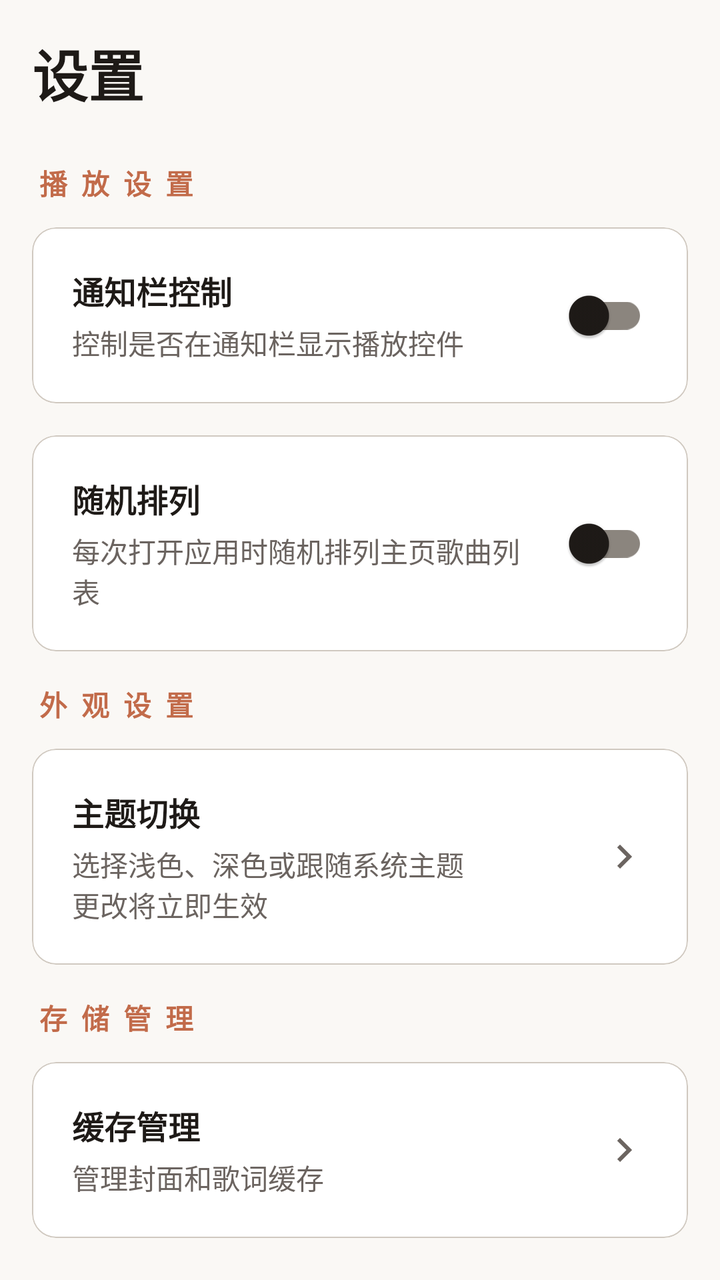
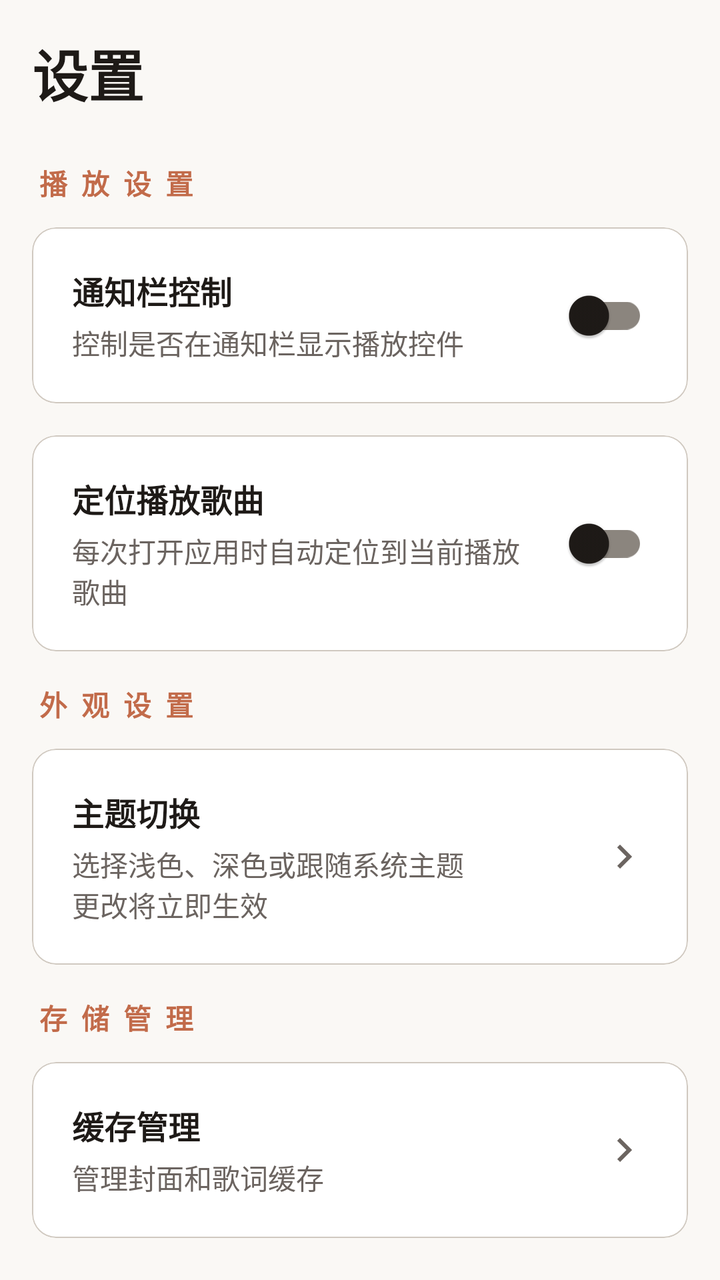

Screens rendered from an Android XML layout before and after an edit, with the pre-edit source and the edit as a unified diff.
<!-- AndroidManifest.xml: application theme Theme.HpuMusicPlayer -->
<!-- res/layout/fragment_settings.xml -->
<?xml version="1.0" encoding="utf-8"?>
<androidx.coordinatorlayout.widget.CoordinatorLayout xmlns:android="http://schemas.android.com/apk/res/android"
    xmlns:app="http://schemas.android.com/apk/res-auto"
    android:layout_width="match_parent"
    android:layout_height="match_parent"
    android:background="?android:attr/colorBackground">

    <androidx.core.widget.NestedScrollView
        android:layout_width="match_parent"
        android:layout_height="match_parent">

        <LinearLayout
            android:layout_width="match_parent"
            android:layout_height="wrap_content"
            android:orientation="vertical"
            android:padding="16dp">

            
            <TextView
                android:layout_width="match_parent"
                android:layout_height="wrap_content"
                android:layout_marginBottom="24dp"
                android:text="设置"
                android:textColor="?attr/colorOnBackground"
                android:textSize="28sp"
                android:textStyle="bold" />

            
            <TextView
                android:layout_width="match_parent"
                android:layout_height="wrap_content"
                android:layout_marginBottom="12dp"
                android:text="播放设置"
                android:textColor="?attr/colorPrimary"
                android:textSize="14sp"
                android:textStyle="bold"
                android:letterSpacing="0.5" />

            
            <com.google.android.material.card.MaterialCardView
                android:layout_width="match_parent"
                android:layout_height="wrap_content"
                android:layout_marginBottom="16dp"
                app:cardBackgroundColor="?attr/colorSurface"
                app:cardCornerRadius="12dp"
                app:cardElevation="0dp"
                app:strokeWidth="0.5dp"
                app:strokeColor="?attr/colorOutlineVariant">

                <LinearLayout
                    android:layout_width="match_parent"
                    android:layout_height="wrap_content"
                    android:orientation="horizontal"
                    android:padding="20dp"
                    android:gravity="center_vertical">

                    <LinearLayout
                        android:layout_width="0dp"
                        android:layout_height="wrap_content"
                        android:layout_weight="1"
                        android:orientation="vertical">

                        <TextView
                            android:layout_width="match_parent"
                            android:layout_height="wrap_content"
                            android:text="@string/notification_control"
                            android:textColor="?attr/colorOnSurface"
                            android:textSize="16sp"
                            android:textStyle="bold" />

                        <TextView
                            android:layout_width="match_parent"
                            android:layout_height="wrap_content"
                            android:layout_marginTop="4dp"
                            android:text="控制是否在通知栏显示播放控件"
                            android:textColor="?attr/colorOnSurfaceVariant"
                            android:textSize="14sp" />

                    </LinearLayout>

                    <com.google.android.material.switchmaterial.SwitchMaterial
                        android:id="@+id/switchNotificationControl"
                        android:layout_width="wrap_content"
                        android:layout_height="wrap_content"
                        android:layout_marginStart="16dp" />

                </LinearLayout>

            </com.google.android.material.card.MaterialCardView>

            
            <com.google.android.material.card.MaterialCardView
                android:layout_width="match_parent"
                android:layout_height="wrap_content"
                android:layout_marginBottom="16dp"
                app:cardBackgroundColor="?attr/colorSurface"
                app:cardCornerRadius="12dp"
                app:cardElevation="0dp"
                app:strokeWidth="0.5dp"
                app:strokeColor="?attr/colorOutlineVariant">

                <LinearLayout
                    android:layout_width="match_parent"
                    android:layout_height="wrap_content"
                    android:orientation="horizontal"
                    android:padding="20dp"
                    android:gravity="center_vertical">

                    <LinearLayout
                        android:layout_width="0dp"
                        android:layout_height="wrap_content"
                        android:layout_weight="1"
                        android:orientation="vertical">

                        <TextView
                            android:layout_width="match_parent"
                            android:layout_height="wrap_content"
                            android:text="随机排列"
                            android:textColor="?attr/colorOnSurface"
                            android:textSize="16sp"
                            android:textStyle="bold" />

                        <TextView
                            android:layout_width="match_parent"
                            android:layout_height="wrap_content"
                            android:layout_marginTop="4dp"
                            android:text="每次打开应用时随机排列主页歌曲列表"
                            android:textColor="?attr/colorOnSurfaceVariant"
                            android:textSize="14sp" />

                    </LinearLayout>

                    <com.google.android.material.switchmaterial.SwitchMaterial
                        android:id="@+id/switchShuffleOnStart"
                        android:layout_width="wrap_content"
                        android:layout_height="wrap_content"
                        android:layout_marginStart="16dp" />

                </LinearLayout>

            </com.google.android.material.card.MaterialCardView>

            
            <TextView
                android:layout_width="match_parent"
                android:layout_height="wrap_content"
                android:layout_marginBottom="12dp"
                android:text="外观设置"
                android:textColor="?attr/colorPrimary"
                android:textSize="14sp"
                android:textStyle="bold"
                android:letterSpacing="0.5" />

            
            <com.google.android.material.card.MaterialCardView
                android:layout_width="match_parent"
                android:layout_height="wrap_content"
                android:layout_marginBottom="16dp"
                app:cardBackgroundColor="?attr/colorSurface"
                app:cardCornerRadius="12dp"
                app:cardElevation="0dp"
                app:strokeWidth="0.5dp"
                app:strokeColor="?attr/colorOutlineVariant">

                <LinearLayout
                    android:id="@+id/layoutThemeSwitch"
                    android:layout_width="match_parent"
                    android:layout_height="wrap_content"
                    android:orientation="horizontal"
                    android:padding="20dp"
                    android:gravity="center_vertical"
                    android:background="?attr/selectableItemBackground"
                    android:clickable="true"
                    android:focusable="true">

                    <LinearLayout
                        android:layout_width="0dp"
                        android:layout_height="wrap_content"
                        android:layout_weight="1"
                        android:orientation="vertical">

                        <TextView
                            android:id="@+id/tvThemeSwitch"
                            android:layout_width="match_parent"
                            android:layout_height="wrap_content"
                            android:text="@string/theme_switch"
                            android:textColor="?attr/colorOnSurface"
                            android:textSize="16sp"
                            android:textStyle="bold" />

                        <TextView
                            android:layout_width="match_parent"
                            android:layout_height="wrap_content"
                            android:layout_marginTop="4dp"
                            android:text="选择浅色、深色或跟随系统主题\n更改将立即生效"
                            android:textColor="?attr/colorOnSurfaceVariant"
                            android:textSize="14sp" />

                    </LinearLayout>

                    <ImageView
                        android:layout_width="24dp"
                        android:layout_height="24dp"
                        android:layout_marginStart="16dp"
                        android:src="@drawable/ic_chevron_right"
                        app:tint="?attr/colorOnSurfaceVariant" />

                </LinearLayout>

            </com.google.android.material.card.MaterialCardView>

            
            <TextView
                android:layout_width="match_parent"
                android:layout_height="wrap_content"
                android:layout_marginBottom="12dp"
                android:text="存储管理"
                android:textColor="?attr/colorPrimary"
                android:textSize="14sp"
                android:textStyle="bold"
                android:letterSpacing="0.5" />

            
            <com.google.android.material.card.MaterialCardView
                android:layout_width="match_parent"
                android:layout_height="wrap_content"
                android:layout_marginBottom="16dp"
                app:cardBackgroundColor="?attr/colorSurface"
                app:cardCornerRadius="12dp"
                app:cardElevation="0dp"
                app:strokeWidth="0.5dp"
                app:strokeColor="?attr/colorOutlineVariant">

                <LinearLayout
                    android:id="@+id/layoutCacheManagement"
                    android:layout_width="match_parent"
                    android:layout_height="wrap_content"
                    android:orientation="horizontal"
                    android:padding="20dp"
                    android:gravity="center_vertical"
                    android:background="?attr/selectableItemBackground"
                    android:clickable="true"
                    android:focusable="true">

                    <LinearLayout
                        android:layout_width="0dp"
                        android:layout_height="wrap_content"
                        android:layout_weight="1"
                        android:orientation="vertical">

                        <TextView
                            android:id="@+id/tvCacheManagement"
                            android:layout_width="match_parent"
                            android:layout_height="wrap_content"
                            android:text="@string/cache_management"
                            android:textColor="?attr/colorOnSurface"
                            android:textSize="16sp"
                            android:textStyle="bold" />

                        <TextView
                            android:layout_width="match_parent"
                            android:layout_height="wrap_content"
                            android:layout_marginTop="4dp"
                            android:text="管理封面和歌词缓存"
                            android:textColor="?attr/colorOnSurfaceVariant"
                            android:textSize="14sp" />

                    </LinearLayout>

                    <ImageView
                        android:layout_width="24dp"
                        android:layout_height="24dp"
                        android:layout_marginStart="16dp"
                        android:src="@drawable/ic_chevron_right"
                        app:tint="?attr/colorOnSurfaceVariant" />

                </LinearLayout>

            </com.google.android.material.card.MaterialCardView>

            
            <TextView
                android:layout_width="match_parent"
                android:layout_height="wrap_content"
                android:layout_marginBottom="12dp"
                android:layout_marginTop="8dp"
                android:text="关于应用"
                android:textColor="?attr/colorPrimary"
                android:textSize="14sp"
                android:textStyle="bold"
                android:letterSpacing="0.5" />

            
            <com.google.android.material.card.MaterialCardView
                android:layout_width="match_parent"
                android:layout_height="wrap_content"
                android:layout_marginBottom="16dp"
                app:cardBackgroundColor="?attr/colorSurface"
                app:cardCornerRadius="12dp"
                app:cardElevation="0dp"
                app:strokeWidth="0.5dp"
                app:strokeColor="?attr/colorOutlineVariant">

                <LinearLayout
                    android:id="@+id/layoutHelp"
                    android:layout_width="match_parent"
                    android:layout_height="wrap_content"
                    android:orientation="horizontal"
                    android:padding="20dp"
                    android:gravity="center_vertical"
                    android:background="?attr/selectableItemBackground"
                    android:clickable="true"
                    android:focusable="true">

                    <LinearLayout
                        android:layout_width="0dp"
                        android:layout_height="wrap_content"
                        android:layout_weight="1"
                        android:orientation="vertical">

                        <TextView
                            android:id="@+id/tvHelp"
                            android:layout_width="match_parent"
                            android:layout_height="wrap_content"
                            android:text="@string/help"
                            android:textColor="?attr/colorOnSurface"
                            android:textSize="16sp"
                            android:textStyle="bold" />

                        <TextView
                            android:layout_width="match_parent"
                            android:layout_height="wrap_content"
                            android:layout_marginTop="4dp"
                            android:text="查看使用帮助和常见问题"
                            android:textColor="?attr/colorOnSurfaceVariant"
                            android:textSize="14sp" />

                    </LinearLayout>

                    <ImageView
                        android:layout_width="24dp"
                        android:layout_height="24dp"
                        android:layout_marginStart="16dp"
                        android:src="@drawable/ic_chevron_right"
                        app:tint="?attr/colorOnSurfaceVariant" />

                </LinearLayout>

            </com.google.android.material.card.MaterialCardView>

            
            <com.google.android.material.card.MaterialCardView
                android:layout_width="match_parent"
                android:layout_height="wrap_content"
                android:layout_marginBottom="16dp"
                app:cardBackgroundColor="?attr/colorSurface"
                app:cardCornerRadius="12dp"
                app:cardElevation="0dp"
                app:strokeWidth="0.5dp"
                app:strokeColor="?attr/colorOutlineVariant">

                <LinearLayout
                    android:id="@+id/layoutAbout"
                    android:layout_width="match_parent"
                    android:layout_height="wrap_content"
                    android:orientation="horizontal"
                    android:padding="20dp"
                    android:gravity="center_vertical"
                    android:background="?attr/selectableItemBackground"
                    android:clickable="true"
                    android:focusable="true">

                    <LinearLayout
                        android:layout_width="0dp"
                        android:layout_height="wrap_content"
                        android:layout_weight="1"
                        android:orientation="vertical">

                        <TextView
                            android:id="@+id/tvAbout"
                            android:layout_width="match_parent"
                            android:layout_height="wrap_content"
                            android:text="@string/about"
                            android:textColor="?attr/colorOnSurface"
                            android:textSize="16sp"
                            android:textStyle="bold" />

                        <TextView
                            android:layout_width="match_parent"
                            android:layout_height="wrap_content"
                            android:layout_marginTop="4dp"
                            android:text="应用信息和版本详情"
                            android:textColor="?attr/colorOnSurfaceVariant"
                            android:textSize="14sp" />

                    </LinearLayout>

                    <ImageView
                        android:layout_width="24dp"
                        android:layout_height="24dp"
                        android:layout_marginStart="16dp"
                        android:src="@drawable/ic_chevron_right"
                        app:tint="?attr/colorOnSurfaceVariant" />

                </LinearLayout>

            </com.google.android.material.card.MaterialCardView>

            
            <TextView
                android:layout_width="match_parent"
                android:layout_height="wrap_content"
                android:layout_marginBottom="12dp"
                android:layout_marginTop="8dp"
                android:text="危险操作"
                android:textColor="?attr/colorError"
                android:textSize="14sp"
                android:textStyle="bold"
                android:letterSpacing="0.5" />

            
            <com.google.android.material.card.MaterialCardView
                android:layout_width="match_parent"
                android:layout_height="wrap_content"
                app:cardBackgroundColor="?attr/colorSurface"
                app:cardCornerRadius="12dp"
                app:cardElevation="0dp"
                app:strokeWidth="0.5dp"
                app:strokeColor="?attr/colorOutlineVariant">

                <LinearLayout
                    android:id="@+id/layoutResetLibrary"
                    android:layout_width="match_parent"
                    android:layout_height="wrap_content"
                    android:orientation="horizontal"
                    android:padding="20dp"
                    android:gravity="center_vertical"
                    android:background="?attr/selectableItemBackground"
                    android:clickable="true"
                    android:focusable="true">

                    <LinearLayout
                        android:layout_width="0dp"
                        android:layout_height="wrap_content"
                        android:layout_weight="1"
                        android:orientation="vertical">

                        <TextView
                            android:id="@+id/tvResetLibrary"
                            android:layout_width="match_parent"
                            android:layout_height="wrap_content"
                            android:text="@string/reset_library"
                            android:textColor="?attr/colorError"
                            android:textSize="16sp"
                            android:textStyle="bold" />

                        <TextView
                            android:layout_width="match_parent"
                            android:layout_height="wrap_content"
                            android:layout_marginTop="4dp"
                            android:text="清空所有歌曲数据和播放历史"
                            android:textColor="?attr/colorOnSurfaceVariant"
                            android:textSize="14sp" />

                    </LinearLayout>

                    <ImageView
                        android:layout_width="24dp"
                        android:layout_height="24dp"
                        android:layout_marginStart="16dp"
                        android:src="@drawable/ic_chevron_right"
                        app:tint="?attr/colorError" />

                </LinearLayout>

            </com.google.android.material.card.MaterialCardView>

            
            <TextView
                android:layout_width="match_parent"
                android:layout_height="wrap_content"
                android:layout_marginBottom="12dp"
                android:layout_marginTop="24dp"
                android:text="退出应用"
                android:textColor="?attr/colorError"
                android:textSize="14sp"
                android:textStyle="bold"
                android:letterSpacing="0.5" />

            
            <com.google.android.material.card.MaterialCardView
                android:layout_width="match_parent"
                android:layout_height="wrap_content"
                app:cardBackgroundColor="?attr/colorSurface"
                app:cardCornerRadius="12dp"
                app:cardElevation="0dp"
                app:strokeWidth="0.5dp"
                app:strokeColor="?attr/colorOutlineVariant">

                <LinearLayout
                    android:id="@+id/layoutExitApp"
                    android:layout_width="match_parent"
                    android:layout_height="wrap_content"
                    android:orientation="horizontal"
                    android:padding="20dp"
                    android:gravity="center_vertical"
                    android:background="?attr/selectableItemBackground"
                    android:clickable="true"
                    android:focusable="true">

                    <LinearLayout
                        android:layout_width="0dp"
                        android:layout_height="wrap_content"
                        android:layout_weight="1"
                        android:orientation="vertical">

                        <TextView
                            android:layout_width="match_parent"
                            android:layout_height="wrap_content"
                            android:text="退出应用"
                            android:textColor="?attr/colorError"
                            android:textSize="16sp"
                            android:textStyle="bold" />

                        <TextView
                            android:layout_width="match_parent"
                            android:layout_height="wrap_content"
                            android:layout_marginTop="4dp"
                            android:text="关闭应用程序并退出"
                            android:textColor="?attr/colorOnSurfaceVariant"
                            android:textSize="14sp" />

                    </LinearLayout>

                    <ImageView
                        android:layout_width="24dp"
                        android:layout_height="24dp"
                        android:layout_marginStart="16dp"
                        android:src="@drawable/ic_chevron_right"
                        app:tint="?attr/colorError" />

                </LinearLayout>

            </com.google.android.material.card.MaterialCardView>

        </LinearLayout>

    </androidx.core.widget.NestedScrollView>

</androidx.coordinatorlayout.widget.CoordinatorLayout>
<!-- resources referenced by this layout -->
<resources>
  <string name="about">关于</string>
  <string name="cache_management">缓存管理</string>
  <string name="help">帮助</string>
  <string name="notification_control">通知栏控制</string>
  <string name="reset_library">重置歌曲库</string>
  <string name="theme_switch">主题切换</string>
  <color name="primary_warm">#C26B4A</color>
  <color name="white">#FFFFFFFF</color>
  <color name="primary_container_warm">#FFE0D0</color>
  <color name="on_primary_container_warm">#4A2013</color>
  <color name="secondary_sage">#6B8D78</color>
  <color name="secondary_container_sage">#DCEFE4</color>
  <color name="on_secondary_container_sage">#192B20</color>
  <color name="background_warm_light">#FAF8F5</color>
  <color name="text_primary_warm">#1E1A17</color>
  <color name="surface_card">#FFFFFF</color>
  <color name="surface_variant_warm">#F2EEE9</color>
  <color name="text_secondary_warm">#6B6460</color>
  <color name="error_warm">#C62828</color>
  <color name="accent_red">#FFF44336</color>
  <color name="outline_warm">#8B857E</color>
  <color name="outline_variant_warm">#D0C9C0</color>
  <style name="ShapeAppearance.HpuMusicPlayer.Small" parent="ShapeAppearance.Material3.SmallComponent">
          <item name="cornerFamily">rounded</item>
          <item name="cornerSize">8dp</item>
      </style>
  <style name="ShapeAppearance.HpuMusicPlayer.Medium" parent="ShapeAppearance.Material3.MediumComponent">
          <item name="cornerFamily">rounded</item>
          <item name="cornerSize">12dp</item>
      </style>
  <style name="ShapeAppearance.HpuMusicPlayer.Large" parent="ShapeAppearance.Material3.LargeComponent">
          <item name="cornerFamily">rounded</item>
          <item name="cornerSize">16dp</item>
      </style>
  <style name="TextAppearance.HpuMusicPlayer.TitleLarge" parent="TextAppearance.Material3.TitleLarge">
          <item name="android:textSize">22sp</item>
          <item name="android:textFontWeight" tools:targetApi="p">500</item>
      </style>
  <style name="TextAppearance.HpuMusicPlayer.TitleMedium" parent="TextAppearance.Material3.TitleMedium">
          <item name="android:textSize">16sp</item>
          <item name="android:textFontWeight" tools:targetApi="p">500</item>
      </style>
  <style name="TextAppearance.HpuMusicPlayer.TitleSmall" parent="TextAppearance.Material3.TitleSmall">
          <item name="android:textSize">14sp</item>
          <item name="android:textFontWeight" tools:targetApi="p">500</item>
      </style>
  <style name="TextAppearance.HpuMusicPlayer.BodyLarge" parent="TextAppearance.Material3.BodyLarge">
          <item name="android:textSize">16sp</item>
          <item name="android:textFontWeight" tools:targetApi="p">400</item>
      </style>
  <style name="TextAppearance.HpuMusicPlayer.BodyMedium" parent="TextAppearance.Material3.BodyMedium">
          <item name="android:textSize">14sp</item>
          <item name="android:textFontWeight" tools:targetApi="p">400</item>
      </style>
  <style name="TextAppearance.HpuMusicPlayer.BodySmall" parent="TextAppearance.Material3.BodySmall">
          <item name="android:textSize">12sp</item>
          <item name="android:textFontWeight" tools:targetApi="p">400</item>
      </style>
  <style name="TextAppearance.HpuMusicPlayer.LabelLarge" parent="TextAppearance.Material3.LabelLarge">
          <item name="android:textSize">14sp</item>
          <item name="android:textFontWeight" tools:targetApi="p">500</item>
      </style>
  <style name="TextAppearance.HpuMusicPlayer.LabelMedium" parent="TextAppearance.Material3.LabelMedium">
          <item name="android:textSize">12sp</item>
          <item name="android:textFontWeight" tools:targetApi="p">500</item>
      </style>
  <style name="TextAppearance.HpuMusicPlayer.LabelSmall" parent="TextAppearance.Material3.LabelSmall">
          <item name="android:textSize">11sp</item>
          <item name="android:textFontWeight" tools:targetApi="p">500</item>
      </style>
  <!-- unchanged entries left out for length: 8 -->
</resources>

<!-- the commit's change to res/layout/fragment_settings.xml (unified diff, before → after) -->
@@ -115,7 +115,7 @@
                         <TextView
                             android:layout_width="match_parent"
                             android:layout_height="wrap_content"
-                            android:text="随机排列"
+                            android:text="定位播放歌曲"
                             android:textColor="?attr/colorOnSurface"
                             android:textSize="16sp"
                             android:textStyle="bold" />
@@ -124,14 +124,14 @@
                             android:layout_width="match_parent"
                             android:layout_height="wrap_content"
                             android:layout_marginTop="4dp"
-                            android:text="每次打开应用时随机排列主页歌曲列表"
+                            android:text="每次打开应用时自动定位到当前播放歌曲"
                             android:textColor="?attr/colorOnSurfaceVariant"
                             android:textSize="14sp" />
 
                     </LinearLayout>
 
                     <com.google.android.material.switchmaterial.SwitchMaterial
-                        android:id="@+id/switchShuffleOnStart"
+                        android:id="@+id/switchScrollToCurrent"
                         android:layout_width="wrap_content"
                         android:layout_height="wrap_content"
                         android:layout_marginStart="16dp" />
